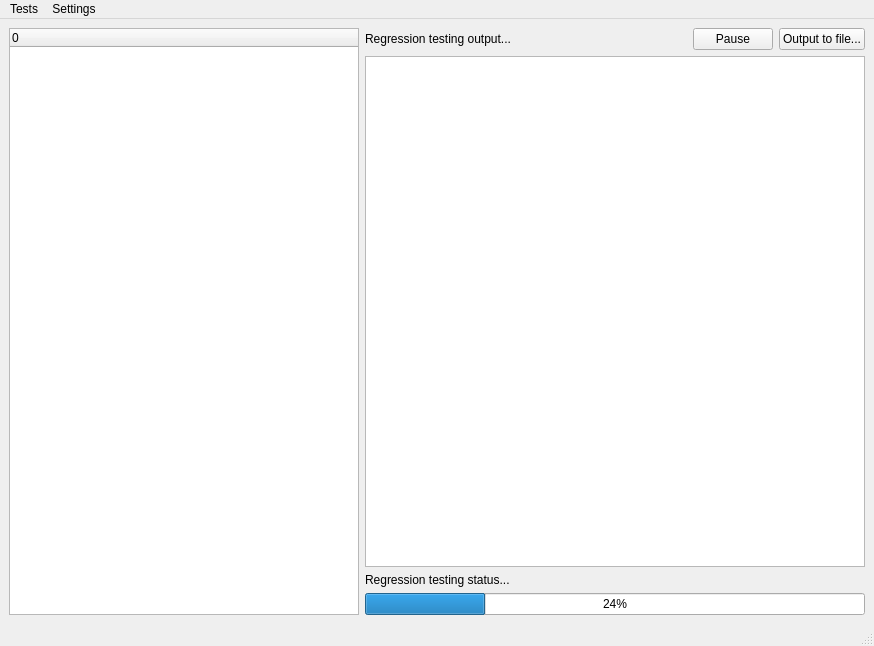
The window that khtml/test_regression_gui.ui (KDE/kdelibs) describes before a commit, drawn with Qt 5.
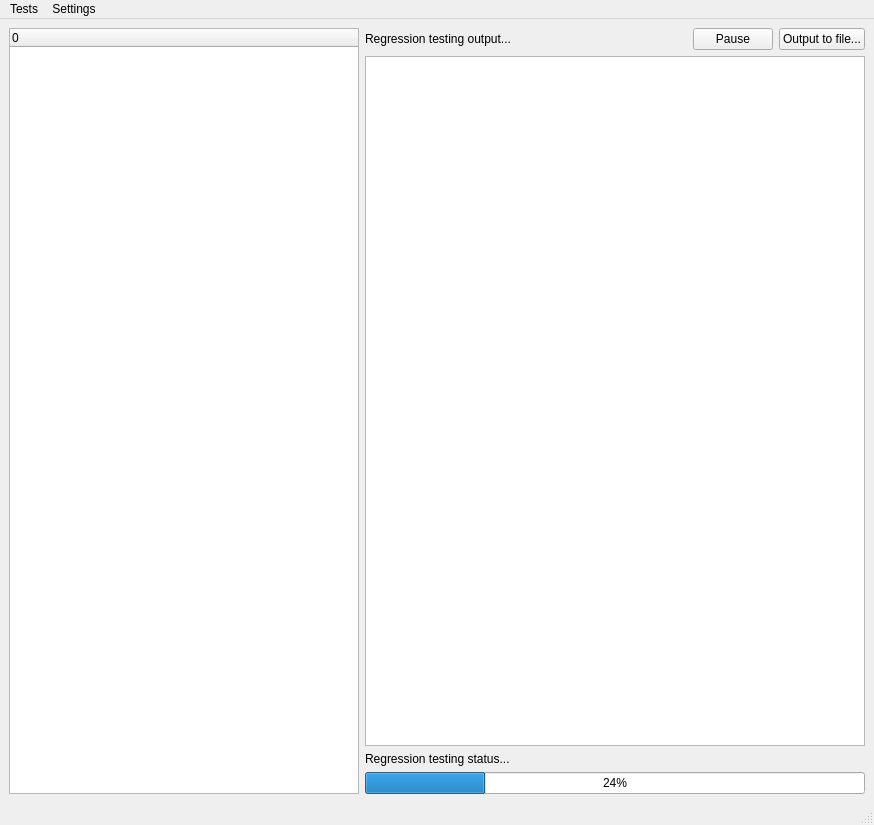
The same window after the commit.

Diff of the .ui file:
```diff
--- a/khtml/test_regression_gui.ui
+++ b/khtml/test_regression_gui.ui
@@ -9,7 +9,7 @@
     <x>0</x>
     <y>0</y>
     <width>874</width>
-    <height>646</height>
+    <height>825</height>
    </rect>
   </property>
   <property name="windowTitle" >
@@ -212,7 +212,7 @@
    <property name="geometry" >
     <rect>
      <x>0</x>
-     <y>626</y>
+     <y>805</y>
      <width>874</width>
      <height>20</height>
     </rect>
```
